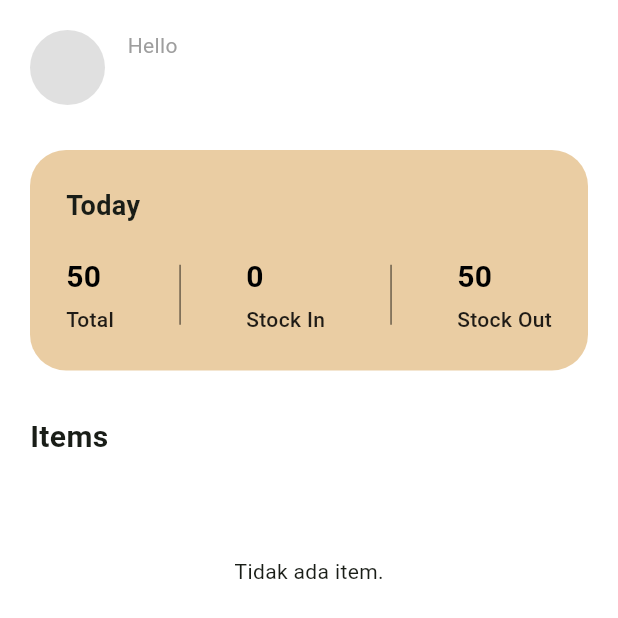
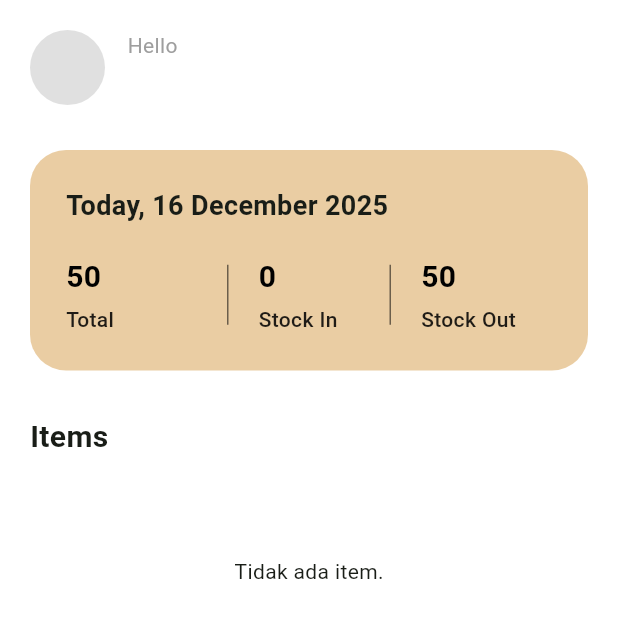
Before and after one commit to DenShubi/GudangKu, a Flutter app: the HomePage screen opened directly, on a phone screen of 412 x 824 dp. Shown: the top 618 px of the screen. Run offline on Flutter 3.47's test engine with Material 3 defaults, Android fonts, the phone set to English and light mode, and no system bars; our stand-ins replace image_picker, supabase_flutter; accounts and stored records are empty; Roboto replaces fonts that are missing (SFPro); statements that could not run were skipped.

Commit message:
tweak Homepage

```diff
--- a/lib/features/home/presentation/pages/home_page.dart
+++ b/lib/features/home/presentation/pages/home_page.dart
@@ -1,6 +1,7 @@
 import 'package:flutter/material.dart';
 import 'package:provider/provider.dart';
 import 'package:supabase_flutter/supabase_flutter.dart';
+import 'package:intl/intl.dart';
 
 import '../../../product/presentation/providers/product_provider.dart';
 import '../../../product/presentation/widgets/product_card.dart';
@@ -96,26 +97,37 @@ class _HomePageState extends State<HomePage> {
                     child: Column(
                       crossAxisAlignment: CrossAxisAlignment.start,
                       children: [
-                        const Text(
-                          "Today",
-                          style: TextStyle(
+                        Text(
+                          "Today, ${DateFormat('d MMMM yyyy').format(DateTime.now())}",
+                          style: const TextStyle(
                             fontSize: 18,
                             fontWeight: FontWeight.bold,
                           ),
                         ),
                         const SizedBox(height: 20),
                         Row(
-                          mainAxisAlignment: MainAxisAlignment.spaceBetween,
                           children: [
-                            _buildSummaryItem(totalCalculated.toString(), "Total"),
+                            Expanded(
+                              child: _buildSummaryItem(totalCalculated.toString(), "Total"),
+                            ),
 
                             Container(width: 1, height: 40, color: Colors.black54),
 
-                            _buildSummaryItem(currentStock.toString(), "Stock In"),
+                            Expanded(
+                              child: Padding(
+                                padding: const EdgeInsets.only(left: 20),
+                                child: _buildSummaryItem(currentStock.toString(), "Stock In"),
+                              ),
+                            ),
 
                             Container(width: 1, height: 40, color: Colors.black54),
 
-                            _buildSummaryItem(stockOut.toString(), "Stock Out"),
+                            Expanded(
+                              child: Padding(
+                                padding: const EdgeInsets.only(left: 20),
+                                child: _buildSummaryItem(stockOut.toString(), "Stock Out"),
+                              ),
+                            ),
                           ],
                         ),
                       ],
--- a/pubspec.yaml
+++ b/pubspec.yaml
@@ -37,6 +37,7 @@ dependencies:
   supabase_flutter: ^2.12.0
   provider: ^6.1.5+1
   image_picker: ^1.2.1
+  intl: ^0.20.2
 
 dev_dependencies:
   flutter_test:
```
Also changed, not shown: pubspec.lock.
